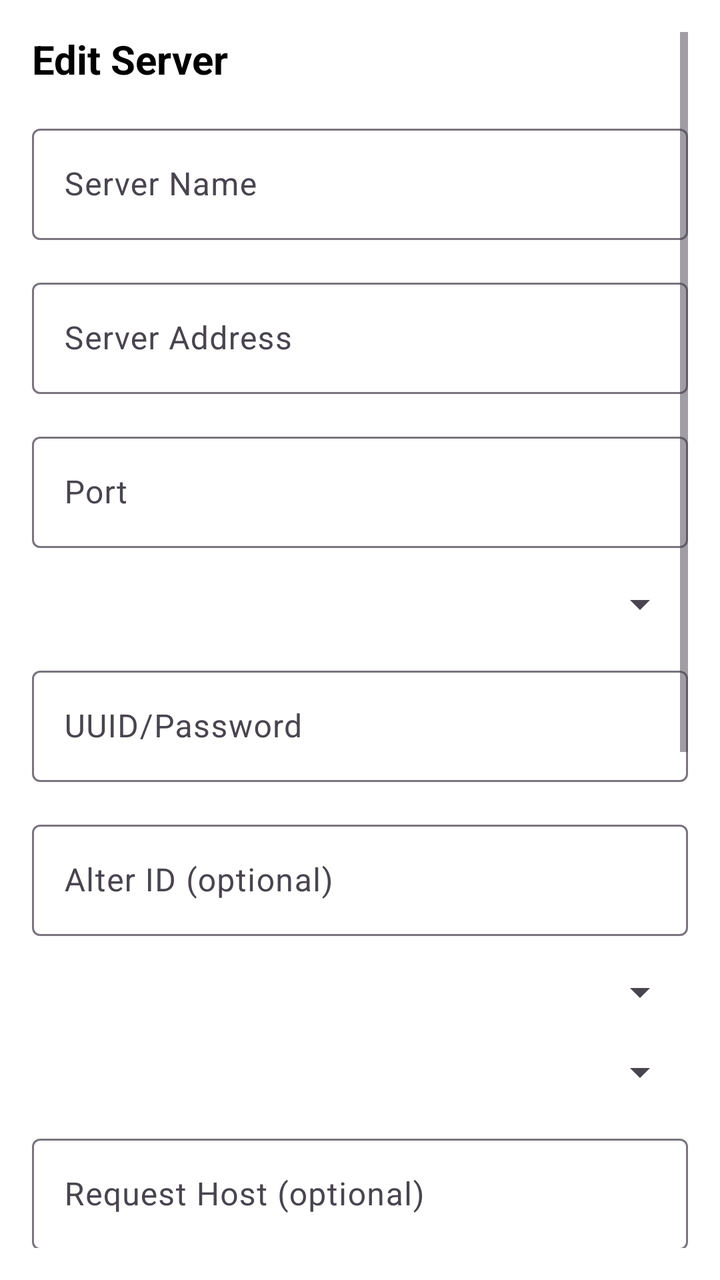
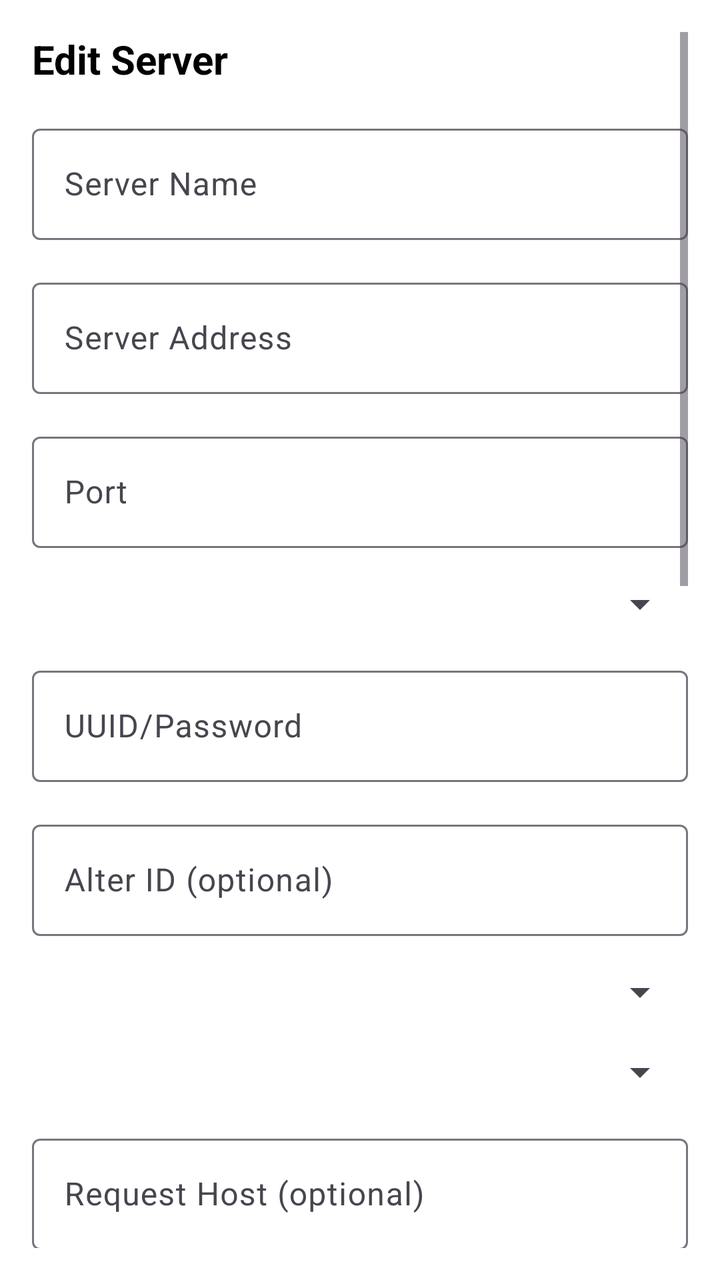

Two renders of the same Android screen: before a commit and after it. Below are the layout's source before the change and the commit's diff.
<!-- AndroidManifest.xml: application theme Theme.Swill -->
<!-- res/layout/activity_server_edit.xml -->
<?xml version="1.0" encoding="utf-8"?>
<ScrollView xmlns:android="http://schemas.android.com/apk/res/android"
    xmlns:app="http://schemas.android.com/apk/res-auto"
    xmlns:tools="http://schemas.android.com/tools"
    android:layout_width="match_parent"
    android:layout_height="match_parent"
    android:padding="@dimen/default_margin"
    android:fillViewport="true"
    tools:context=".ui.ServerEditActivity">

    <LinearLayout
        android:layout_width="match_parent"
        android:layout_height="wrap_content"
        android:orientation="vertical"
        android:paddingBottom="@dimen/default_margin">

        
        <TextView
            android:layout_width="wrap_content"
            android:layout_height="wrap_content"
            android:text="Edit Server"
            android:textSize="20sp"
            android:textStyle="bold"
            android:textColor="@color/colorOnSurface"
            android:layout_marginBottom="@dimen/default_margin" />

        
        <com.google.android.material.textfield.TextInputLayout
            android:layout_width="match_parent"
            android:layout_height="wrap_content"
            android:layout_marginBottom="@dimen/default_margin"
            app:hintEnabled="true">
            <com.google.android.material.textfield.TextInputEditText
                android:id="@+id/etName"
                android:layout_width="match_parent"
                android:layout_height="wrap_content"
                android:hint="Server Name"
                android:inputType="text" />
        </com.google.android.material.textfield.TextInputLayout>

        
        <com.google.android.material.textfield.TextInputLayout
            android:layout_width="match_parent"
            android:layout_height="wrap_content"
            android:layout_marginBottom="@dimen/default_margin"
            app:hintEnabled="true">
            <com.google.android.material.textfield.TextInputEditText
                android:id="@+id/etServerAddress"
                android:layout_width="match_parent"
                android:layout_height="wrap_content"
                android:hint="Server Address"
                android:inputType="text" />
        </com.google.android.material.textfield.TextInputLayout>

        
        <com.google.android.material.textfield.TextInputLayout
            android:layout_width="match_parent"
            android:layout_height="wrap_content"
            android:layout_marginBottom="@dimen/default_margin"
            app:hintEnabled="true">
            <com.google.android.material.textfield.TextInputEditText
                android:id="@+id/etServerPort"
                android:layout_width="match_parent"
                android:layout_height="wrap_content"
                android:hint="Port"
                android:inputType="number" />
        </com.google.android.material.textfield.TextInputLayout>

        
        <com.google.android.material.textfield.TextInputLayout
            android:layout_width="match_parent"
            android:layout_height="wrap_content"
            android:layout_marginBottom="@dimen/default_margin"
            app:hintEnabled="true">
            <Spinner
                android:id="@+id/spinnerProtocol"
                android:layout_width="match_parent"
                android:layout_height="wrap_content" />
        </com.google.android.material.textfield.TextInputLayout>

        
        <com.google.android.material.textfield.TextInputLayout
            android:layout_width="match_parent"
            android:layout_height="wrap_content"
            android:layout_marginBottom="@dimen/default_margin"
            app:hintEnabled="true">
            <com.google.android.material.textfield.TextInputEditText
                android:id="@+id/etUuid"
                android:layout_width="match_parent"
                android:layout_height="wrap_content"
                android:hint="UUID/Password"
                android:inputType="text" />
        </com.google.android.material.textfield.TextInputLayout>

        
        <com.google.android.material.textfield.TextInputLayout
            android:layout_width="match_parent"
            android:layout_height="wrap_content"
            android:layout_marginBottom="@dimen/default_margin"
            app:hintEnabled="true">
            <com.google.android.material.textfield.TextInputEditText
                android:id="@+id/etAlterId"
                android:layout_width="match_parent"
                android:layout_height="wrap_content"
                android:hint="Alter ID (optional)"
                android:inputType="number" />
        </com.google.android.material.textfield.TextInputLayout>

        
        <com.google.android.material.textfield.TextInputLayout
            android:layout_width="match_parent"
            android:layout_height="wrap_content"
            android:layout_marginBottom="@dimen/default_margin"
            app:hintEnabled="true">
            <Spinner
                android:id="@+id/spinnerNetwork"
                android:layout_width="match_parent"
                android:layout_height="wrap_content" />
        </com.google.android.material.textfield.TextInputLayout>

        
        <com.google.android.material.textfield.TextInputLayout
            android:layout_width="match_parent"
            android:layout_height="wrap_content"
            android:layout_marginBottom="@dimen/default_margin"
            app:hintEnabled="true">
            <Spinner
                android:id="@+id/spinnerSecurity"
                android:layout_width="match_parent"
                android:layout_height="wrap_content" />
        </com.google.android.material.textfield.TextInputLayout>

        
        <com.google.android.material.textfield.TextInputLayout
            android:layout_width="match_parent"
            android:layout_height="wrap_content"
            android:layout_marginBottom="@dimen/default_margin"
            app:hintEnabled="true">
            <com.google.android.material.textfield.TextInputEditText
                android:id="@+id/etRequestHost"
                android:layout_width="match_parent"
                android:layout_height="wrap_content"
                android:hint="Request Host (optional)"
                android:inputType="text" />
        </com.google.android.material.textfield.TextInputLayout>

        
        <com.google.android.material.textfield.TextInputLayout
            android:layout_width="match_parent"
            android:layout_height="wrap_content"
            android:layout_marginBottom="@dimen/default_margin"
            app:hintEnabled="true">
            <com.google.android.material.textfield.TextInputEditText
                android:id="@+id/etPath"
                android:layout_width="match_parent"
                android:layout_height="wrap_content"
                android:hint="Path (optional)"
                android:inputType="text" />
        </com.google.android.material.textfield.TextInputLayout>

        
        <com.google.android.material.textfield.TextInputLayout
            android:layout_width="match_parent"
            android:layout_height="wrap_content"
            android:layout_marginBottom="@dimen/default_margin"
            app:hintEnabled="true">
            <com.google.android.material.textfield.TextInputEditText
                android:id="@+id/etSni"
                android:layout_width="match_parent"
                android:layout_height="wrap_content"
                android:hint="SNI (optional)"
                android:inputType="text" />
        </com.google.android.material.textfield.TextInputLayout>

        
        <com.google.android.material.checkbox.MaterialCheckBox
            android:id="@+id/cbAllowInsecure"
            android:layout_width="wrap_content"
            android:layout_height="wrap_content"
            android:text="Allow Insecure Connection"
            android:textSize="14sp"
            android:layout_marginBottom="@dimen/default_margin" />

        
        <TextView
            android:layout_width="wrap_content"
            android:layout_height="wrap_content"
            android:text="VPN Core"
            android:textSize="16sp"
            android:textStyle="bold"
            android:textColor="@color/colorOnSurface"
            android:layout_marginBottom="@dimen/small_margin" />

        <RadioGroup
            android:id="@+id/spinnerCore"
            android:layout_width="wrap_content"
            android:layout_height="wrap_content"
            android:orientation="horizontal"
            android:layout_marginBottom="@dimen/default_margin">

            <RadioButton
                android:id="@+id/rbCoreXray"
                android:layout_width="wrap_content"
                android:layout_height="wrap_content"
                android:text="X-ray"
                android:textSize="14sp"
                android:checked="true" />

            <RadioButton
                android:id="@+id/rbCoreSingBox"
                android:layout_width="wrap_content"
                android:layout_height="wrap_content"
                android:text="Sing-box"
                android:textSize="14sp"
                android:layout_marginLeft="@dimen/default_margin" />
        </RadioGroup>

        
        <Button
            android:id="@+id/btnGenerateUuid"
            android:layout_width="match_parent"
            android:layout_height="@dimen/button_height"
            android:text="Generate UUID"
            android:textSize="14sp"
            android:textAllCaps="false"
            android:backgroundTint="@color/colorSurface"
            android:layout_marginBottom="@dimen/default_margin" />

        
        <LinearLayout
            android:layout_width="match_parent"
            android:layout_height="wrap_content"
            android:orientation="horizontal">

            <Button
                android:id="@+id/btnCancel"
                android:layout_width="0dp"
                android:layout_height="@dimen/button_height"
                android:layout_weight="1"
                android:text="Cancel"
                android:textSize="14sp"
                android:textAllCaps="false"
                android:backgroundTint="@color/colorSurface"
                android:layout_marginRight="@dimen/small_margin" />

            <Button
                android:id="@+id/btnSave"
                android:layout_width="0dp"
                android:layout_height="@dimen/button_height"
                android:layout_weight="1"
                android:text="Save"
                android:textSize="14sp"
                android:textAllCaps="false"
                android:backgroundTint="@color/colorPrimary" />
        </LinearLayout>

    </LinearLayout>

</ScrollView>
<!-- resources referenced by this layout -->
<resources>
  <color name="colorOnSurface">#000000</color>
  <color name="colorPrimary">#6200EE</color>
  <color name="colorSurface">#FFFFFF</color>
  <dimen name="button_height">48dp</dimen>
  <dimen name="default_margin">16dp</dimen>
  <dimen name="small_margin">8dp</dimen>
  <style name="Theme.Swill" parent="Theme.Material3.DayNight.NoActionBar">
          <item name="colorPrimary">@color/colorPrimary</item>
          <item name="colorPrimaryContainer">@color/colorPrimary</item>
          <item name="colorOnPrimaryContainer">@color/colorOnPrimary</item>
          <item name="colorSecondary">@color/colorAccent</item>
          <item name="colorOnSecondary">@color/colorOnPrimary</item>
          <item name="colorSurface">@color/colorSurface</item>
          <item name="colorOnSurface">@color/colorOnSurface</item>
          <item name="colorError">@color/colorError</item>
          <item name="android:windowBackground">@color/colorBackground</item>
      </style>
  <color name="colorOnPrimary">#FFFFFF</color>
  <color name="colorAccent">#03DAC6</color>
  <color name="colorError">#B00020</color>
  <color name="colorBackground">#FFFFFF</color>
</resources>

<!-- the commit's change to res/layout/activity_server_edit.xml (unified diff, before → after) -->
@@ -180,6 +180,124 @@
             android:text="Allow Insecure Connection"
             android:textSize="14sp"
             android:layout_marginBottom="@dimen/default_margin" />
+
+        
+        <TextView
+            android:layout_width="wrap_content"
+            android:layout_height="wrap_content"
+            android:text="Hysteria2 Settings"
+            android:textSize="16sp"
+            android:textStyle="bold"
+            android:textColor="@color/colorOnSurface"
+            android:layout_marginBottom="@dimen/small_margin"
+            android:visibility="gone"
+            android:id="@+id/tvHysteria2SettingsLabel" />
+
+        
+        <com.google.android.material.textfield.TextInputLayout
+            android:layout_width="match_parent"
+            android:layout_height="wrap_content"
+            android:layout_marginBottom="@dimen/default_margin"
+            app:hintEnabled="true"
+            android:visibility="gone"
+            android:id="@+id/llHysteria2Obfs">
+            <Spinner
+                android:id="@+id/spinnerHysteria2Obfs"
+                android:layout_width="match_parent"
+                android:layout_height="wrap_content" />
+        </com.google.android.material.textfield.TextInputLayout>
+
+        
+        <com.google.android.material.textfield.TextInputLayout
+            android:layout_width="match_parent"
+            android:layout_height="wrap_content"
+            android:layout_marginBottom="@dimen/default_margin"
+            app:hintEnabled="true"
+            android:visibility="gone"
+            android:id="@+id/llHysteria2AuthPassword">
+            <com.google.android.material.textfield.TextInputEditText
+                android:id="@+id/etHysteria2AuthPassword"
+                android:layout_width="match_parent"
+                android:layout_height="wrap_content"
+                android:hint="Auth Password (optional)"
+                android:inputType="text" />
+        </com.google.android.material.textfield.TextInputLayout>
+
+        
+        <com.google.android.material.textfield.TextInputLayout
+            android:layout_width="match_parent"
+            android:layout_height="wrap_content"
+            android:layout_marginBottom="@dimen/default_margin"
+            app:hintEnabled="true"
+            android:visibility="gone"
+            android:id="@+id/llHysteria2ObfsPassword">
+            <com.google.android.material.textfield.TextInputEditText
+                android:id="@+id/etHysteria2ObfsPassword"
+                android:layout_width="match_parent"
+                android:layout_height="wrap_content"
+                android:hint="Obfs Password (optional)"
+                android:inputType="textPassword" />
+        </com.google.android.material.textfield.TextInputLayout>
+
+        
+        <TextView
+            android:layout_width="wrap_content"
+            android:layout_height="wrap_content"
+            android:text="Bypass / Whitelist"
+            android:textSize="16sp"
+            android:textStyle="bold"
+            android:textColor="@color/colorOnSurface"
+            android:layout_marginBottom="@dimen/small_margin" />
+
+        <com.google.android.material.checkbox.MaterialCheckBox
+            android:id="@+id/cbBypassEnabled"
+            android:layout_width="wrap_content"
+            android:layout_height="wrap_content"
+            android:text="Enable Bypass"
+            android:textSize="14sp"
+            android:layout_marginBottom="@dimen/default_margin" />
+
+        
+        <com.google.android.material.textfield.TextInputLayout
+            android:layout_width="match_parent"
+            android:layout_height="wrap_content"
+            android:layout_marginBottom="@dimen/default_margin"
+            app:hintEnabled="true">
+            <com.google.android.material.textfield.TextInputEditText
+                android:id="@+id/etBypassDomains"
+                android:layout_width="match_parent"
+                android:layout_height="wrap_content"
+                android:hint="Domains (comma separated)"
+                android:inputType="text" />
+        </com.google.android.material.textfield.TextInputLayout>
+
+        
+        <com.google.android.material.textfield.TextInputLayout
+            android:layout_width="match_parent"
+            android:layout_height="wrap_content"
+            android:layout_marginBottom="@dimen/default_margin"
+            app:hintEnabled="true">
+            <com.google.android.material.textfield.TextInputEditText
+                android:id="@+id/etBypassIps"
+                android:layout_width="match_parent"
+                android:layout_height="wrap_content"
+                android:hint="IPs (comma separated)"
+                android:inputType="text" />
+        </com.google.android.material.textfield.TextInputLayout>
+
+        
+        <com.google.android.material.textfield.TextInputLayout
+            android:layout_width="match_parent"
+            android:layout_height="wrap_content"
+            android:layout_marginBottom="@dimen/default_margin"
+            app:hintEnabled="true">
+            <com.google.android.material.textfield.TextInputEditText
+                android:id="@+id/etBypassGeoip"
+                android:layout_width="match_parent"
+                android:layout_height="wrap_content"
+                android:hint="GeoIP codes (comma separated, e.g: cn,ru,ir)"
+                android:inputType="text" />
+        </com.google.android.material.textfield.TextInputLayout>
 
         
         <TextView
